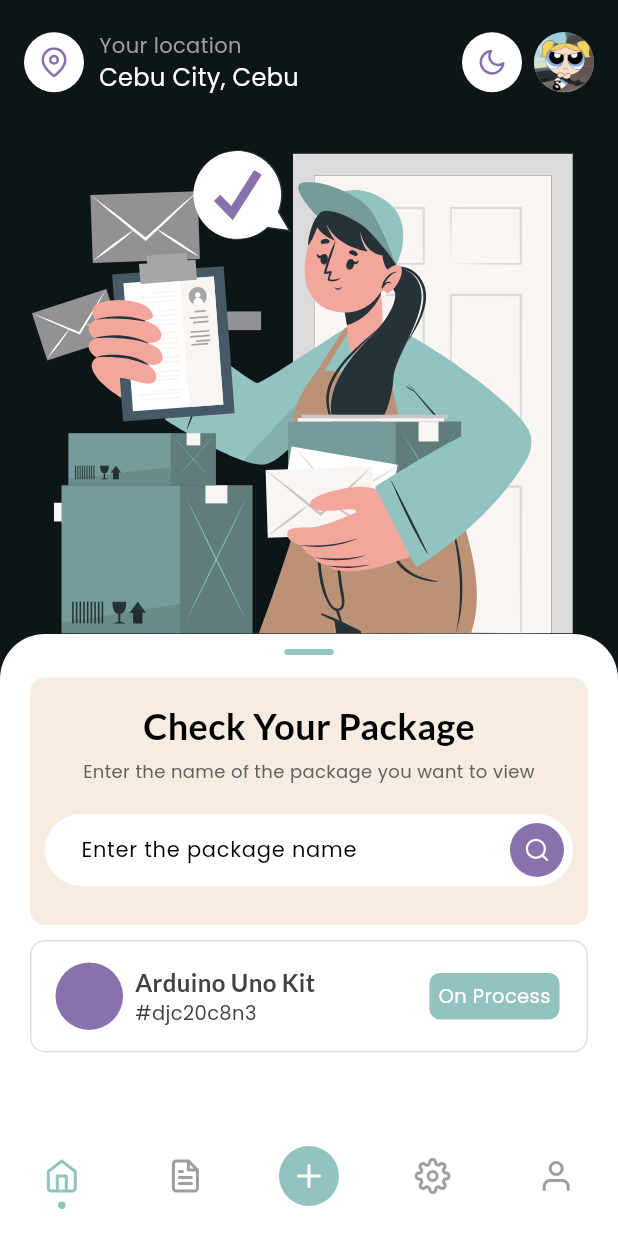
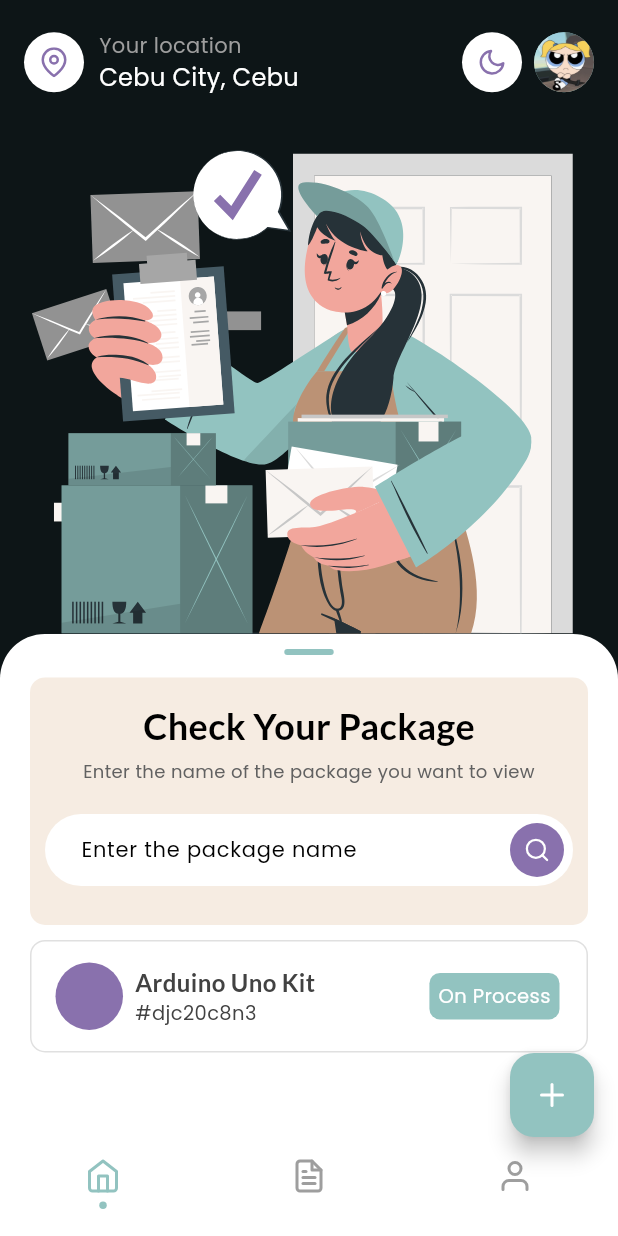
Before and after one commit to WannaCry081/PackagePal, a Flutter app: the screen it shows once a user with an empty profile is signed in, on a phone screen of 412 x 824 dp. Run offline on Flutter 3.47's test engine with Material 3 defaults, Android fonts, the phone set to English and light mode, and no system bars; drawn by our look-alikes of persistent_bottom_nav_bar_v2; our stand-ins replace firebase_auth, firebase_core, flutter_feather_icons, flutter_spinkit, flutter_svg, google_fonts and 2 more; accounts and stored records are empty.

Commit message:
Update dashboard bottom nav items

```diff
--- a/frontend/lib/views/Dashboard/index.dart
+++ b/frontend/lib/views/Dashboard/index.dart
@@ -8,7 +8,6 @@ import "package:frontend/views/Settings/index.dart";
 import 'package:persistent_bottom_nav_bar_v2/persistent-tab-view.dart';
 import "package:flutter_feather_icons/flutter_feather_icons.dart";
 
-import "package:frontend/viewmodels/auth_viewmodel.dart";
 import "package:frontend/core/providers/user_provider.dart";
 
 class DashboardView extends StatelessWidget {
@@ -18,7 +17,24 @@ class DashboardView extends StatelessWidget {
 
   @override
   Widget build(BuildContext context) {
+    final userProvider = Provider.of<UserProvider>(context);
+    final data = userProvider.getUserData();
+
     return Scaffold(
+      floatingActionButton: Padding(
+        padding: const EdgeInsets.only(bottom: 50.0),
+        child: FloatingActionButton(
+          onPressed: () => {
+            Navigator.of(context).push(
+              MaterialPageRoute(builder: (context) => const CreateOrderView())
+            )
+          },
+          child: const Icon(
+            FeatherIcons.plus,
+            color: Colors.white
+          )
+        ),
+      ),
       body: PersistentTabView(
         context,
         controller: _controller,
@@ -28,8 +44,6 @@ class DashboardView extends StatelessWidget {
         screens: const [
           HomeView(),
           OrdersListView(),
-          CreateOrderView(),
-          SettingsView(),
           ProfileView()
         ],
         items: [
@@ -50,28 +64,6 @@ class DashboardView extends StatelessWidget {
             inactiveColorPrimary: Colors.grey
           ),
           PersistentBottomNavBarItem(
-            icon: Container(
-              height: 40,
-              width: 40,
-              decoration: BoxDecoration(
-                shape: BoxShape.circle,
-                color: Theme.of(context).colorScheme.primary
-              ),
-              child: const Icon(FeatherIcons.plus)),
-            iconSize: 24.0,
-            contentPadding: 3.0,
-            activeColorPrimary: Colors.white,
-            inactiveColorPrimary: Colors.white
-          ),
-          PersistentBottomNavBarItem(
-            icon: const Icon(FeatherIcons.settings),
-            iconSize: 24.0,
-            contentPadding: 3.0,
-            title: "Settings",
-            activeColorPrimary: Theme.of(context).colorScheme.primary,
-            inactiveColorPrimary: Colors.grey
-          ),
-          PersistentBottomNavBarItem(
             icon: const Icon(FeatherIcons.user),
             iconSize: 24.0,
             contentPadding: 3.0,
```
